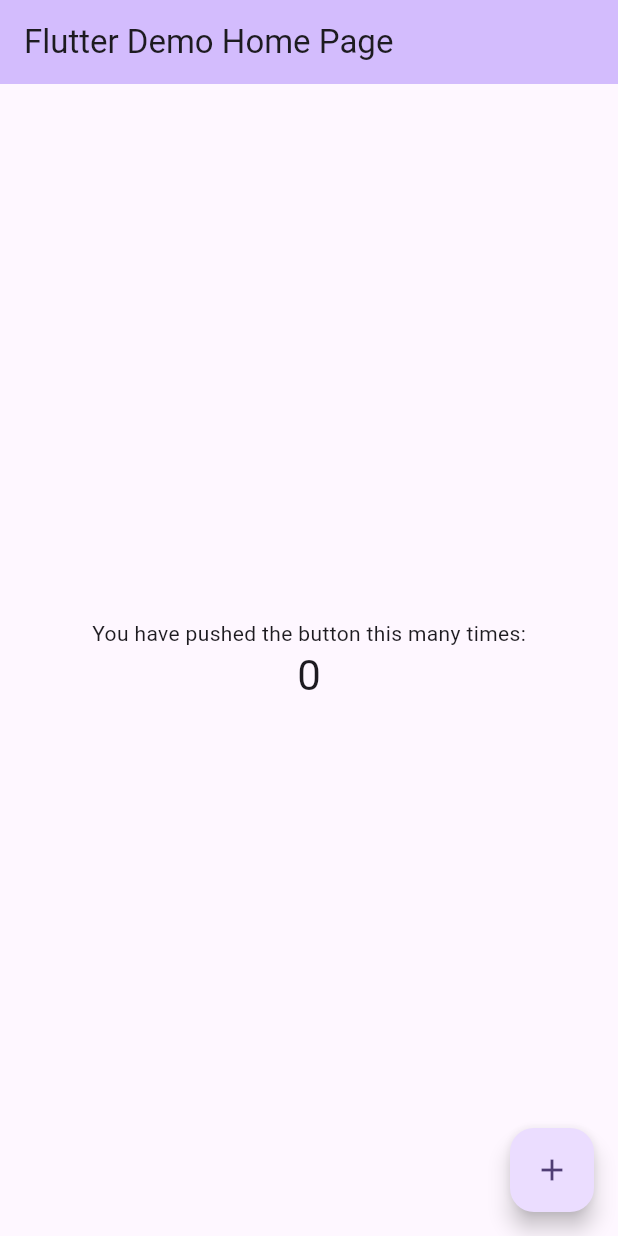
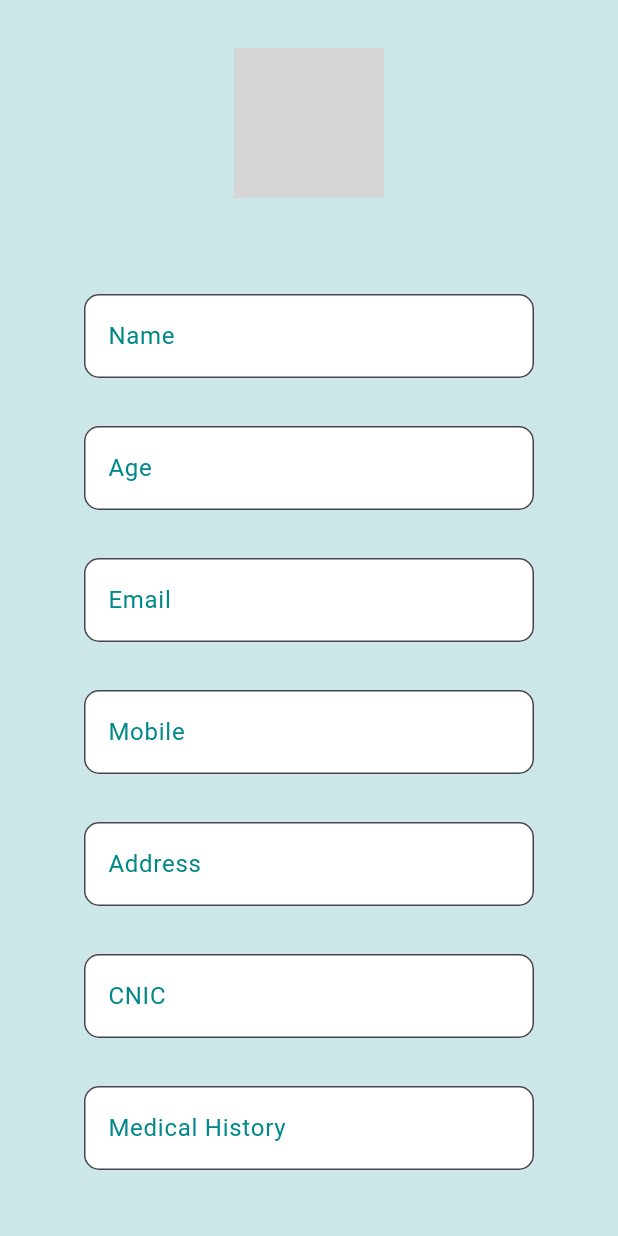
Before and after one commit to Yousuf626/FYP, a Flutter app: the screen it shows after launch, on a phone screen of 412 x 824 dp. Run offline on Flutter 3.47's test engine with Material 2 defaults, Android fonts, the phone set to English and light mode, and no system bars; our stand-ins replace cloud_firestore, firebase_auth, firebase_core; accounts and stored records are empty; network calls fail; grey boxes are pictures that could not be loaded.

Commit message:
UpdateProfile

```diff
--- a/lib/main.dart
+++ b/lib/main.dart
@@ -1,6 +1,11 @@
 import 'package:flutter/material.dart';
+import 'package:firebase_core/firebase_core.dart';
+import 'firebase_options.dart';
+import 'updateProfile.dart';
 
-void main() {
+void main() async {
+  WidgetsFlutterBinding.ensureInitialized();
+  await Firebase.initializeApp(options: DefaultFirebaseOptions.android);
   runApp(const MyApp());
 }
 
@@ -31,7 +36,7 @@ class MyApp extends StatelessWidget {
         colorScheme: ColorScheme.fromSeed(seedColor: Colors.deepPurple),
         useMaterial3: true,
       ),
-      home: const MyHomePage(title: 'Flutter Demo Home Page'),
+      home: const UpdateProfilePage(),
     );
   }
 }
--- /dev/null
+++ b/lib/updateProfile.dart
@@ -0,0 +1,285 @@
+// ignore_for_file: avoid_print
+
+import 'package:flutter/material.dart';
+import 'package:firebase_auth/firebase_auth.dart';
+import 'package:cloud_firestore/cloud_firestore.dart';
+
+class UpdateProfilePage extends StatefulWidget {
+  const UpdateProfilePage({Key? key}) : super(key: key);
+  @override
+  _UpdateProfilePageState createState() => _UpdateProfilePageState();
+}
+
+class _UpdateProfilePageState extends State<UpdateProfilePage> {
+  final FirebaseAuth _auth = FirebaseAuth.instance;
+  final FirebaseFirestore _firestore = FirebaseFirestore.instance;
+  final TextEditingController _nameController = TextEditingController();
+  final TextEditingController _ageController = TextEditingController();
+  final TextEditingController _emailController = TextEditingController();
+  final TextEditingController _mobileController = TextEditingController();
+  final TextEditingController _addressController = TextEditingController();
+  final TextEditingController _cnicController = TextEditingController();
+  final TextEditingController _medicalHistoryController =
+      TextEditingController();
+  final TextEditingController _imageController = TextEditingController();
+
+  @override
+  void initState() {
+    super.initState();
+    _getUserProfile();
+  }
+
+  Future<void> _getUserProfile() async {
+    await FirebaseAuth.instance.signInWithEmailAndPassword(
+        email: "auroobaparker@gmail.com", password: "aaaaiibbaa");
+    User? user = _auth.currentUser;
+    if (user != null) {
+      print(user.uid);
+      try {
+        DocumentSnapshot snapshot =
+            await _firestore.collection('users').doc(user.uid).get();
+
+        print(snapshot.data());
+        if (snapshot.exists) {
+          setState(() {
+            _nameController.text = snapshot['name'] ?? '';
+            _ageController.text = (snapshot['age'] ?? '').toString();
+            _emailController.text = snapshot['email'] ?? '';
+            _mobileController.text = snapshot['mobile'] ?? '';
+            _addressController.text = snapshot['address'] ?? '';
+            _cnicController.text = snapshot['cnic'] ?? '';
+            _medicalHistoryController.text = snapshot['medicalHistory'] ?? '';
+            _imageController.text = snapshot['image'] ?? '';
+          });
+        }
+      } catch (e) {
+        print("Error fetching user profile: $e");
+      }
+    }
+  }
+
+  Future<void> _updateUserProfile() async {
+    User? user = _auth.currentUser;
+    if (user != null) {
+      try {
+        await _firestore.collection('users').doc(user.uid).set({
+          'name': _nameController.text,
+          'age': int.tryParse(_ageController.text) ?? 0,
+          'email': _emailController.text,
+          'mobile': _mobileController.text,
+          'address': _addressController.text,
+          'cnic': _cnicController.text,
+          'medicalHistory': _medicalHistoryController.text,
+          'image': _imageController.text,
+        });
+
+        // Display a snackbar or navigate to a new page to show success message
+      } catch (e) {
+        print("Error updating user profile: $e");
+      }
+    }
+  }
+
+  @override
+  Widget build(BuildContext context) {
+    return Scaffold(
+      body: Container(
+        color: const Color(0xFFCCE7E8), // 1) Background color is light green
+        padding: const EdgeInsets.only(left: 16, right: 16, top: 0, bottom: 0),
+        child: SingleChildScrollView(
+            child: Column(
+          crossAxisAlignment: CrossAxisAlignment.stretch,
+          children: [
+            Column(
+              children: [
+                const SizedBox(height: 32),
+                Stack(
+                  alignment: Alignment.bottomRight,
+                  children: [
+                    Container(
+                      width: 100, // Set desired width for profile picture
+                      height: 100, // Set desired height for profile picture
+                      decoration: const BoxDecoration(
+                        shape: BoxShape.circle,
+                        color: Colors
+                            .white, // Set background color for profile picture
+                      ),
+                      child: ClipOval(
+                        child: Image.network(
+                          _imageController.text,
+                          fit: BoxFit.cover,
+                          width: 100,
+                          height: 100,
+                        ),
+                      ), // Profile picture icon
+                    ),
+                    const Icon(Icons.camera_alt), // Camera icon
+                  ],
+                ), // Camera icon
+              ],
+            ),
+            const SizedBox(height: 64),
+            Padding(
+                padding: const EdgeInsets.symmetric(horizontal: 40),
+                child: // Add some space between profile picture and text fields
+                    Column(
+                  crossAxisAlignment:
+                      CrossAxisAlignment.start, // Align text fields to the left
+                  children: [
+                    // 2) Text field headings above text fields
+                    TextField(
+                      controller: _nameController,
+                      decoration: InputDecoration(
+                        labelText: 'Name',
+                        border: OutlineInputBorder(
+                          borderRadius:
+                              BorderRadius.circular(10.0), // 3) Rounded borders
+                        ),
+                        filled: true,
+                        fillColor: Colors.white,
+                        labelStyle: const TextStyle(color: Color(0xFF01888B)),
+                        focusedBorder: OutlineInputBorder(
+                          borderSide: const BorderSide(
+                              color: Color(0xFF01888B),
+                              width: 2.0), // Set custom border color
+                          borderRadius: BorderRadius.circular(10.0),
+                        ),
+                      ),
+                    ),
+                    const SizedBox(height: 32),
+                    TextField(
+                      controller: _ageController,
+                      decoration: InputDecoration(
+                        labelText: 'Age',
+                        border: OutlineInputBorder(
+                          borderRadius: BorderRadius.circular(10.0),
+                        ),
+                        filled: true,
+                        fillColor: Colors.white,
+                        labelStyle: const TextStyle(color: Color(0xFF01888B)),
+                        focusedBorder: OutlineInputBorder(
+                          borderSide: const BorderSide(
+                              color: Color(0xFF01888B),
+                              width: 2.0), // Set custom border color
+                          borderRadius: BorderRadius.circular(10.0),
+                        ),
+                      ),
+                      keyboardType: TextInputType.number,
+                    ),
+                    const SizedBox(height: 32),
+                    TextField(
+                      controller: _emailController,
+                      decoration: InputDecoration(
+                        labelText: 'Email',
+                        border: OutlineInputBorder(
+                          borderRadius: BorderRadius.circular(10.0),
+                        ),
+                        filled: true,
+                        fillColor: Colors.white,
+                        labelStyle: const TextStyle(color: Color(0xFF01888B)),
+                        focusedBorder: OutlineInputBorder(
+                          borderSide: const BorderSide(
+                              color: Color(0xFF01888B),
+                              width: 2.0), // Set custom border color
+                          borderRadius: BorderRadius.circular(10.0),
+                        ),
+                      ),
+                    ),
+                    const SizedBox(height: 32),
+                    TextField(
+                      controller: _mobileController,
+                      decoration: InputDecoration(
+                        labelText: 'Mobile',
+                        border: OutlineInputBorder(
+                          borderRadius: BorderRadius.circular(10.0),
+                        ),
+                        filled: true,
+                        fillColor: Colors.white,
+                        labelStyle: const TextStyle(color: Color(0xFF01888B)),
+                        focusedBorder: OutlineInputBorder(
+                          borderSide: const BorderSide(
+                              color: Color(0xFF01888B),
+                              width: 2.0), // Set custom border color
+                          borderRadius: BorderRadius.circular(10.0),
+                        ),
+                      ),
+                    ),
+                    const SizedBox(height: 32),
+                    TextField(
+                      controller: _addressController,
+                      decoration: InputDecoration(
+                        labelText: 'Address',
+                        border: OutlineInputBorder(
+                          borderRadius: BorderRadius.circular(10.0),
+                        ),
+                        filled: true,
+                        fillColor: Colors.white,
+                        labelStyle: const TextStyle(color: Color(0xFF01888B)),
+                        focusedBorder: OutlineInputBorder(
+                          borderSide: const BorderSide(
+                              color: Color(0xFF01888B),
+                              width: 2.0), // Set custom border color
+                          borderRadius: BorderRadius.circular(10.0),
+                        ),
+                      ),
+                    ),
+                    const SizedBox(height: 32),
+                    TextField(
+                      controller: _cnicController,
+                      decoration: InputDecoration(
+                        labelText: 'CNIC',
+                        border: OutlineInputBorder(
+                          borderRadius: BorderRadius.circular(10.0),
+                        ),
+                        filled: true,
+                        fillColor: Colors.white,
+                        labelStyle: const TextStyle(color: Color(0xFF01888B)),
+                        focusedBorder: OutlineInputBorder(
+                          borderSide: const BorderSide(
+                              color: Color(0xFF01888B),
+                              width: 2.0), // Set custom border color
+                          borderRadius: BorderRadius.circular(10.0),
+                        ),
+                      ),
+                    ),
+                    const SizedBox(height: 32),
+                    TextField(
+                      controller: _medicalHistoryController,
+                      decoration: InputDecoration(
+                        labelText: 'Medical History',
+                        border: OutlineInputBorder(
+                          borderRadius: BorderRadius.circular(10.0),
+                        ),
+                        filled: true,
+                        fillColor: Colors.white,
+                        labelStyle: const TextStyle(color: Color(0xFF01888B)),
+                        focusedBorder: OutlineInputBorder(
+                          borderSide: const BorderSide(
+                              color: Color(0xFF01888B),
+                              width: 2.0), // Set custom border color
+                          borderRadius: BorderRadius.circular(10.0),
+                        ),
+                      ),
+                      maxLines: null,
+                    ),
+                  ],
+                )),
+            const SizedBox(height: 56),
+            FractionallySizedBox(
+              widthFactor: 0.5, // Set to 50% of the screen's width
+              child: ElevatedButton(
+                onPressed: _updateUserProfile,
+                style: ElevatedButton.styleFrom(
+                  backgroundColor: const Color(0xFF01888B),
+                ),
+                child: const Text(
+                    style: TextStyle(color: Colors.white), 'Update Profile'),
+              ),
+            ),
+            const SizedBox(height: 56),
+          ],
+        )),
+      ),
+    );
+  }
+}
--- a/pubspec.yaml
+++ b/pubspec.yaml
@@ -35,6 +35,10 @@ dependencies:
   # The following adds the Cupertino Icons font to your application.
   # Use with the CupertinoIcons class for iOS style icons.
   cupertino_icons: ^1.0.2
+  firebase_core: ^2.21.0
+  firebase_auth: ^4.12.1
+  cloud_firestore: ^4.12.2
+  provider: ^6.1.0
 
 dev_dependencies:
   flutter_test:
```
Also changed, not shown: lib/firebase_options.dart (added), pubspec.lock, 6 other files.
